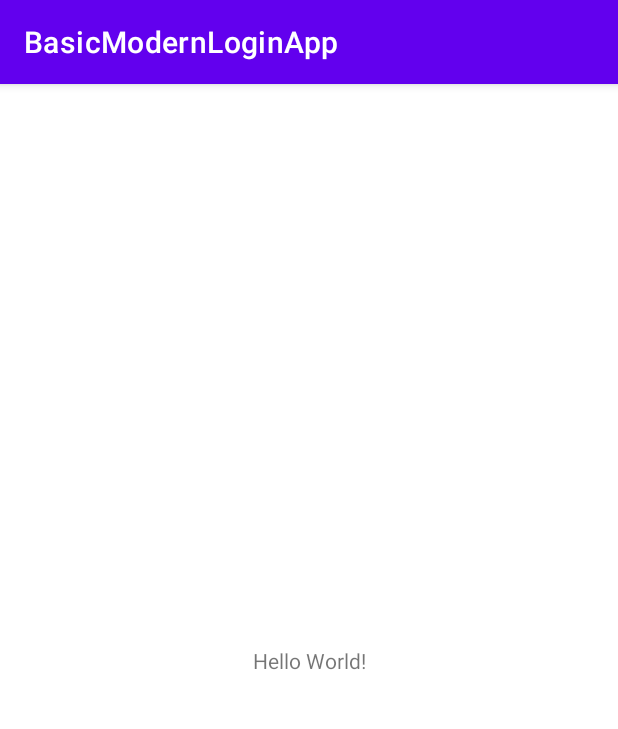
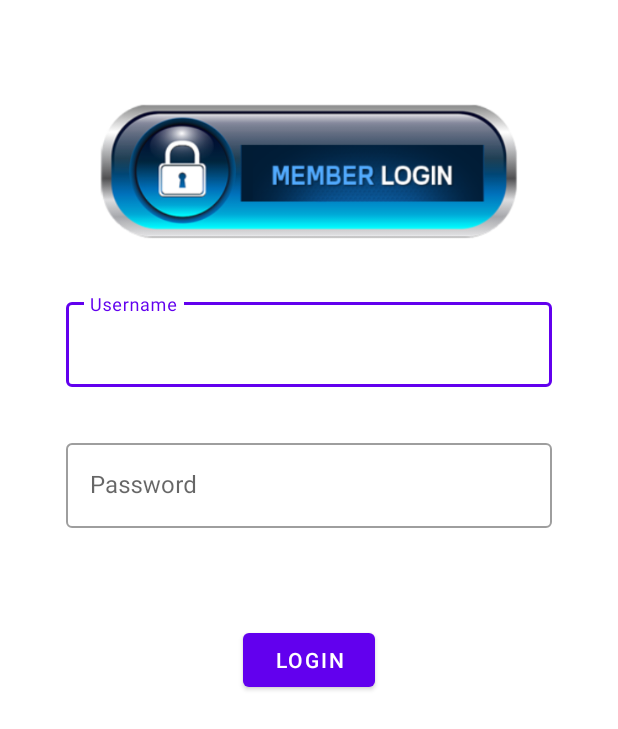
Before and after one commit to ChaituPenju/BasicModernLoginApp, an Android app: the screen it shows after launch (MainActivity before the commit, AuthenticationActivity after it), on a phone screen of 412 x 824 dp. Shown: the top 729 px of the screen. Run offline under Robolectric (Android 15) with nearby library versions, the phone set to English and light mode, and no system bars; our stand-ins replace data binding.

Commit message:
Basic navigation created

```diff
--- a/app/build.gradle
+++ b/app/build.gradle
@@ -40,7 +40,9 @@ android {
 
 dependencies {
 
-    implementation 'androidx.core:core-ktx:1.7.0'
+    implementation("androidx.core:core-ktx:1.6.0") {
+        force = true
+    }
     implementation 'androidx.appcompat:appcompat:1.3.1'
     implementation 'com.google.android.material:material:1.4.0'
     implementation 'androidx.constraintlayout:constraintlayout:2.1.1'
@@ -53,8 +55,8 @@ dependencies {
     implementation 'androidx.hilt:hilt-lifecycle-viewmodel:1.0.0-alpha03'
 
     // ViewModel and LiveData
-    implementation "androidx.lifecycle:lifecycle-viewmodel-ktx:$lifecycle_version"
-    implementation "androidx.lifecycle:lifecycle-extensions:$lifecycle_version"
+    implementation("androidx.lifecycle:lifecycle-viewmodel-ktx:$lifecycle_version")
+    implementation "androidx.lifecycle:lifecycle-extensions:2.2.0"
 
     // Coroutines
     implementation 'org.jetbrains.kotlinx:kotlinx-coroutines-android:1.5.0'
--- a/app/src/main/AndroidManifest.xml
+++ b/app/src/main/AndroidManifest.xml
@@ -1,6 +1,8 @@
 <?xml version="1.0" encoding="utf-8"?>
 <manifest xmlns:android="http://schemas.android.com/apk/res/android"
     package="com.chaitupenju.basicmodernloginapp">
+
+    <uses-permission android:name="android.permission.INTERNET" />
 
     <application
         android:allowBackup="true"
@@ -9,6 +11,9 @@
         android:roundIcon="@mipmap/ic_launcher_round"
         android:supportsRtl="true"
         android:theme="@style/Theme.BasicModernLoginApp">
+        <activity
+            android:name=".ui.AuthenticationActivity"
+            android:exported="true" />
         <activity
             android:name=".MainActivity"
             android:exported="true">
--- a/app/src/main/java/com/chaitupenju/basicmodernloginapp/MainActivity.kt
+++ b/app/src/main/java/com/chaitupenju/basicmodernloginapp/MainActivity.kt
@@ -1,11 +1,16 @@
 package com.chaitupenju.basicmodernloginapp
 
+import android.content.Intent
 import androidx.appcompat.app.AppCompatActivity
 import android.os.Bundle
+import com.chaitupenju.basicmodernloginapp.ui.AuthenticationActivity
 
 class MainActivity : AppCompatActivity() {
     override fun onCreate(savedInstanceState: Bundle?) {
         super.onCreate(savedInstanceState)
         setContentView(R.layout.activity_main)
+
+        finish()
+        startActivity(Intent(this@MainActivity, AuthenticationActivity::class.java))
     }
 }
--- /dev/null
+++ b/app/src/main/java/com/chaitupenju/basicmodernloginapp/ui/AuthenticationActivity.kt
@@ -0,0 +1,18 @@
+package com.chaitupenju.basicmodernloginapp.ui
+
+import androidx.appcompat.app.AppCompatActivity
+import android.os.Bundle
+import androidx.databinding.DataBindingUtil
+import com.chaitupenju.basicmodernloginapp.R
+import com.chaitupenju.basicmodernloginapp.databinding.ActivityAuthenticationBinding
+
+class AuthenticationActivity : AppCompatActivity() {
+
+    private lateinit var authActivity: ActivityAuthenticationBinding
+
+    override fun onCreate(savedInstanceState: Bundle?) {
+        super.onCreate(savedInstanceState)
+
+        authActivity = DataBindingUtil.setContentView(this@AuthenticationActivity, R.layout.activity_authentication)
+    }
+}
--- /dev/null
+++ b/app/src/main/java/com/chaitupenju/basicmodernloginapp/ui/LoginFragment.kt
@@ -0,0 +1,30 @@
+package com.chaitupenju.basicmodernloginapp.ui
+
+import android.os.Bundle
+import android.view.LayoutInflater
+import android.view.View
+import android.view.ViewGroup
+import androidx.fragment.app.Fragment
+import com.chaitupenju.basicmodernloginapp.databinding.FragmentLoginBinding
+
+
+class LoginFragment : Fragment() {
+
+    private lateinit var loginBinding: FragmentLoginBinding
+
+    override fun onCreateView(
+        inflater: LayoutInflater, container: ViewGroup?,
+        savedInstanceState: Bundle?
+    ): View {
+        // Inflate the layout for this fragment
+        loginBinding = FragmentLoginBinding.inflate(layoutInflater, container, false)
+        return loginBinding.root
+    }
+
+    override fun onViewCreated(view: View, savedInstanceState: Bundle?) {
+        super.onViewCreated(view, savedInstanceState)
+
+
+    }
+
+}
--- /dev/null
+++ b/app/src/main/res/layout/activity_authentication.xml
@@ -0,0 +1,24 @@
+<?xml version="1.0" encoding="utf-8"?>
+<layout>
+
+    <androidx.constraintlayout.widget.ConstraintLayout xmlns:android="http://schemas.android.com/apk/res/android"
+        xmlns:app="http://schemas.android.com/apk/res-auto"
+        xmlns:tools="http://schemas.android.com/tools"
+        android:layout_width="match_parent"
+        android:layout_height="match_parent"
+        tools:context=".ui.AuthenticationActivity">
+
+        <androidx.fragment.app.FragmentContainerView
+            android:id="@+id/fragmentContainerView"
+            android:name="androidx.navigation.fragment.NavHostFragment"
+            android:layout_width="match_parent"
+            android:layout_height="match_parent"
+            app:defaultNavHost="true"
+            app:layout_constraintBottom_toBottomOf="parent"
+            app:layout_constraintEnd_toEndOf="parent"
+            app:layout_constraintStart_toStartOf="parent"
+            app:layout_constraintTop_toTopOf="parent"
+            app:navGraph="@navigation/auth_navigation" />
+
+    </androidx.constraintlayout.widget.ConstraintLayout>
+</layout>
--- /dev/null
+++ b/app/src/main/res/layout/fragment_login.xml
@@ -0,0 +1,74 @@
+<?xml version="1.0" encoding="utf-8"?>
+<layout xmlns:android="http://schemas.android.com/apk/res/android"
+    xmlns:app="http://schemas.android.com/apk/res-auto">
+
+    <androidx.constraintlayout.widget.ConstraintLayout
+        android:layout_width="match_parent"
+        android:layout_height="match_parent">
+
+        <ImageView
+            android:id="@+id/iv_login"
+            android:layout_width="0dp"
+            android:layout_height="100dp"
+            android:layout_marginStart="64dp"
+            android:layout_marginTop="64dp"
+            android:layout_marginEnd="64dp"
+            android:src="@drawable/login_image"
+            app:layout_constraintEnd_toEndOf="parent"
+            app:layout_constraintStart_toStartOf="parent"
+            app:layout_constraintTop_toTopOf="parent" />
+
+        <com.google.android.material.textfield.TextInputLayout
+            android:id="@+id/til_username"
+            style="@style/Widget.MaterialComponents.TextInputLayout.OutlinedBox"
+            android:layout_width="match_parent"
+            android:layout_height="wrap_content"
+            android:layout_marginStart="44dp"
+            android:layout_marginTop="32dp"
+            android:layout_marginEnd="44dp"
+            app:layout_constraintEnd_toEndOf="parent"
+            app:layout_constraintStart_toStartOf="parent"
+            app:layout_constraintTop_toBottomOf="@id/iv_login">
+
+            <com.google.android.material.textfield.TextInputEditText
+                android:id="@+id/et_username"
+                android:layout_width="match_parent"
+                android:layout_height="match_parent"
+                android:hint="Username" />
+        </com.google.android.material.textfield.TextInputLayout>
+
+        <com.google.android.material.textfield.TextInputLayout
+            android:id="@+id/til_password"
+            style="@style/Widget.MaterialComponents.TextInputLayout.OutlinedBox"
+            android:layout_width="match_parent"
+            android:layout_height="wrap_content"
+            android:layout_marginStart="44dp"
+            android:layout_marginTop="32dp"
+            android:layout_marginEnd="44dp"
+            app:layout_constraintEnd_toEndOf="parent"
+            app:layout_constraintStart_toStartOf="parent"
+            app:layout_constraintTop_toBottomOf="@id/til_username">
+
+            <com.google.android.material.textfield.TextInputEditText
+                android:id="@+id/et_password"
+                android:layout_width="match_parent"
+                android:layout_height="match_parent"
+                android:hint="Password"
+                android:inputType="textPassword" />
+        </com.google.android.material.textfield.TextInputLayout>
+
+        <Button
+            android:id="@+id/btn_login"
+            style="@style/Widget.MaterialComponents.Button"
+            android:layout_width="wrap_content"
+            android:layout_height="wrap_content"
+            android:layout_marginStart="32dp"
+            android:layout_marginTop="64dp"
+            android:layout_marginEnd="32dp"
+            android:text="LOGIN"
+            app:layout_constraintEnd_toEndOf="parent"
+            app:layout_constraintStart_toStartOf="parent"
+            app:layout_constraintTop_toBottomOf="@+id/til_password" />
+
+    </androidx.constraintlayout.widget.ConstraintLayout>
+</layout>
--- /dev/null
+++ b/app/src/main/res/navigation/auth_navigation.xml
@@ -0,0 +1,13 @@
+<?xml version="1.0" encoding="utf-8"?>
+<navigation xmlns:android="http://schemas.android.com/apk/res/android"
+    xmlns:app="http://schemas.android.com/apk/res-auto"
+    xmlns:tools="http://schemas.android.com/tools"
+    android:id="@+id/auth_navigation"
+    app:startDestination="@id/loginFragment">
+
+    <fragment
+        android:id="@+id/loginFragment"
+        tools:layout="@layout/fragment_login"
+        android:name="com.chaitupenju.basicmodernloginapp.ui.LoginFragment"
+        android:label="LoginFragment" />
+</navigation>
--- a/app/src/main/res/values-night/themes.xml
+++ b/app/src/main/res/values-night/themes.xml
@@ -1,6 +1,6 @@
 <resources xmlns:tools="http://schemas.android.com/tools">
     <!-- Base application theme. -->
-    <style name="Theme.BasicModernLoginApp" parent="Theme.MaterialComponents.DayNight.DarkActionBar">
+    <style name="Theme.BasicModernLoginApp" parent="Theme.MaterialComponents.DayNight.NoActionBar">
         <!-- Primary brand color. -->
         <item name="colorPrimary">@color/purple_200</item>
         <item name="colorPrimaryVariant">@color/purple_700</item>
--- a/app/src/main/res/values/strings.xml
+++ b/app/src/main/res/values/strings.xml
@@ -1,3 +1,5 @@
 <resources>
     <string name="app_name">BasicModernLoginApp</string>
+    <!-- TODO: Remove or change this placeholder text -->
+    <string name="hello_blank_fragment">Hello blank fragment</string>
 </resources>
--- a/app/src/main/res/values/themes.xml
+++ b/app/src/main/res/values/themes.xml
@@ -1,6 +1,6 @@
 <resources xmlns:tools="http://schemas.android.com/tools">
     <!-- Base application theme. -->
-    <style name="Theme.BasicModernLoginApp" parent="Theme.MaterialComponents.DayNight.DarkActionBar">
+    <style name="Theme.BasicModernLoginApp" parent="Theme.MaterialComponents.DayNight.NoActionBar">
         <!-- Primary brand color. -->
         <item name="colorPrimary">@color/purple_500</item>
         <item name="colorPrimaryVariant">@color/purple_700</item>
--- a/build.gradle
+++ b/build.gradle
@@ -3,7 +3,7 @@ buildscript {
     ext.kotlin_version = "1.5.30"
     ext.hilt_version = "2.37"
     ext.ktor_version = "1.5.4"
-    ext.lifecycle_version = "2.4.0"
+    ext.lifecycle_version = "2.3.0"
     ext.nav_version = "2.3.5"
 
     repositories {
```
Also changed, not shown: app/src/main/res/drawable/login_image.jpg (added).
